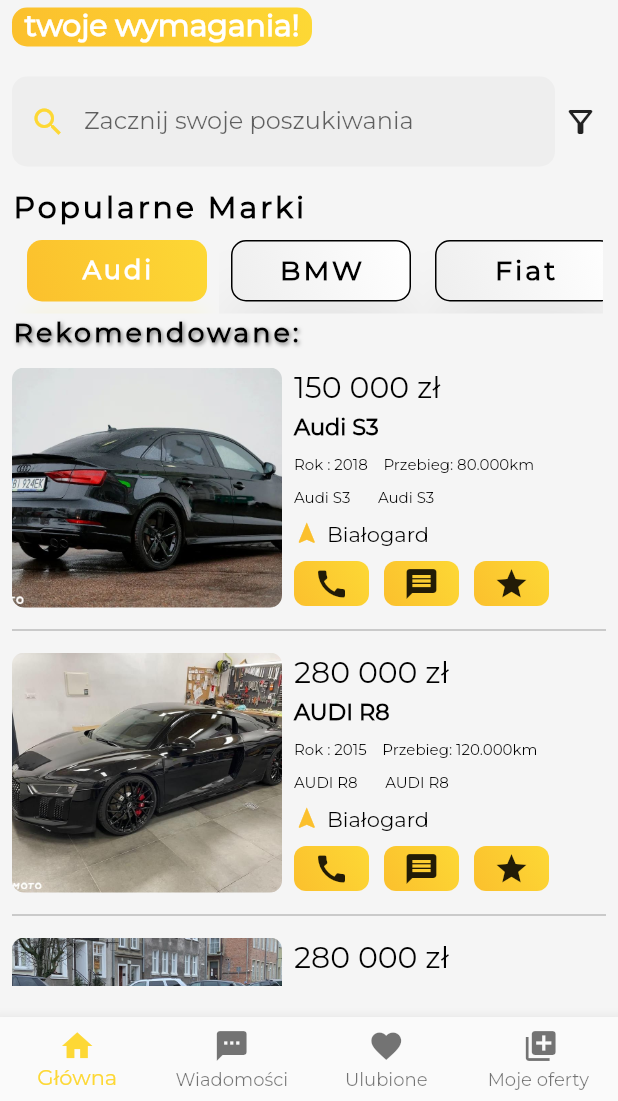
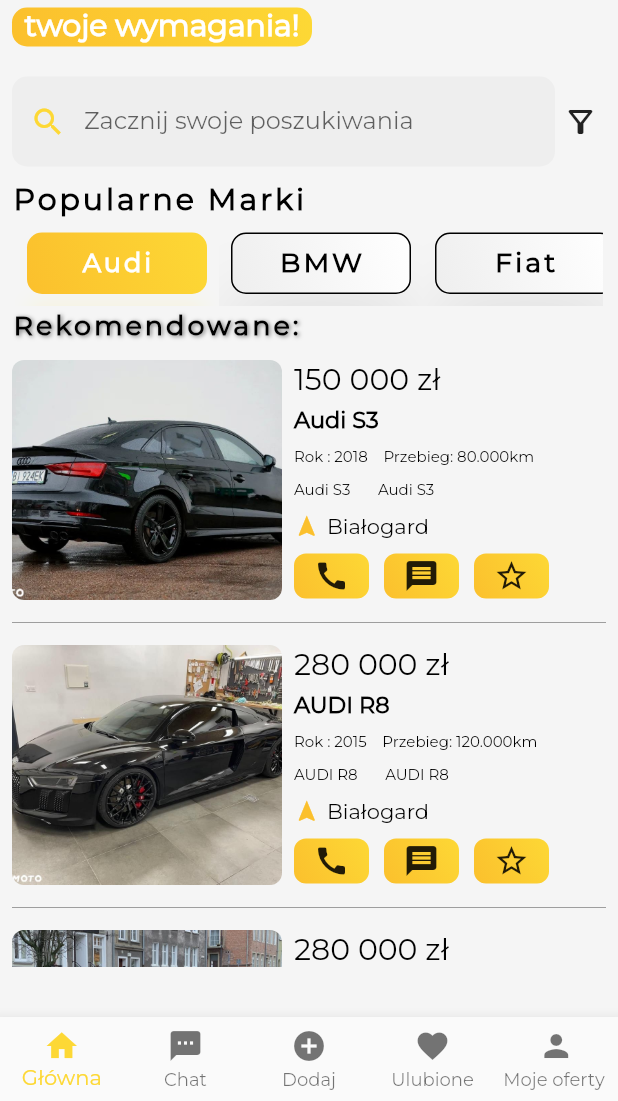
Before and after one commit to Klimek777/real_genecar, a Flutter app: the Oferty screen opened directly, on a phone screen of 412 x 824 dp, the part 135-1236 px from its top. Run offline on Flutter 3.47's test engine with Material 2 defaults, Android fonts, the phone set to English and light mode, and no system bars.

Commit message:
poprawki techniczne 2

```diff
--- a/lib/pages/home.dart
+++ b/lib/pages/home.dart
@@ -3,7 +3,6 @@
 import 'package:flutter/material.dart';
 import 'package:genecar/pages/login_page.dart';
 import 'package:genecar/pages/blog.dart';
-import 'package:genecar/pages/register.dart';
 import 'package:genecar/pages/search_car.dart';
 import 'package:genecar/pages/oferty.dart';
 import 'package:genecar/pages/uslugi.dart';
--- a/lib/pages/oferty.dart
+++ b/lib/pages/oferty.dart
@@ -1,12 +1,9 @@
-import 'dart:ui';
-import 'package:flutter/cupertino.dart';
 import 'package:genecar/widgets/popularne_marki_widget.dart';
 
 import 'ogloszenia_lista.dart';
 import 'package:flutter/material.dart';
 import 'package:genecar/pages/oferty_deatils_page.dart';
 import 'package:genecar/widgets/oferty_cell_widget.dart';
-import 'package:genecar/widgets/testowy_pasek.dart';
 
 class Oferty extends StatefulWidget {
   @override
@@ -158,7 +155,7 @@
               ],
             ),
             const SizedBox(
-              height: 15,
+              height: 10,
             ),
             Container(
               alignment: Alignment.centerLeft,
@@ -197,7 +194,7 @@
               height: 5,
             ),
             Expanded(
-              flex: 6,
+              flex: 5,
               child: ListView.separated(
                 shrinkWrap: true,
                 itemCount: data.length,
@@ -245,14 +242,18 @@
           ),
           BottomNavigationBarItem(
             icon: Icon(Icons.sms),
-            label: 'Wiadomości',
+            label: 'Chat',
+          ),
+          BottomNavigationBarItem(
+            icon: Icon(Icons.add_circle),
+            label: 'Dodaj',
           ),
           BottomNavigationBarItem(
             icon: Icon(Icons.favorite),
             label: 'Ulubione',
           ),
           BottomNavigationBarItem(
-            icon: Icon(Icons.my_library_add),
+            icon: Icon(Icons.person),
             label: 'Moje oferty ',
           ),
         ],
--- a/lib/pages/oferty_deatils_page.dart
+++ b/lib/pages/oferty_deatils_page.dart
@@ -1,5 +1,4 @@
 import 'package:flutter/material.dart';
-import 'package:genecar/pages/blog.dart';
 
 class OfertyDetailsPage extends StatelessWidget {
   final String title;
@@ -51,6 +50,7 @@
             ],
           ),
           body: Stack(
+            clipBehavior: Clip.none,
             children: <Widget>[
               Column(
                 children: [
@@ -81,7 +81,7 @@
                           child: Container(
                             alignment: Alignment.topLeft,
                             child: Text(
-                              "$title",
+                              title,
                               textAlign: TextAlign.left,
                               style: TextStyle(
                                   fontSize: 25, fontWeight: FontWeight.bold),
@@ -170,7 +170,6 @@
                 ),
               ),
             ],
-            overflow: Overflow.visible,
           ),
         ),
       ),
--- a/lib/widgets/oferty_cell_widget.dart
+++ b/lib/widgets/oferty_cell_widget.dart
@@ -1,7 +1,7 @@
 import 'package:flutter/material.dart';
 import 'package:genecar/main.dart';
 
-class OfertyCellWidget extends StatelessWidget {
+class OfertyCellWidget extends StatefulWidget {
   final String title;
   final String image;
   final String firma;
@@ -20,21 +20,18 @@
       required this.rok,
       required this.przebieg,
       required this.onClick});
+
+  @override
+  State<OfertyCellWidget> createState() => _OfertyCellWidgetState();
+}
+
+class _OfertyCellWidgetState extends State<OfertyCellWidget> {
   bool favourite = false;
 
   @override
   Widget build(BuildContext context) {
     return InkWell(
-      onTap: onClick,
-      child: Container(
-        decoration: BoxDecoration(boxShadow: [
-          BoxShadow(
-            color: Colors.grey[100]!.withOpacity(0.1),
-            spreadRadius: 4,
-            blurRadius: 10,
-            offset: Offset(0, 3),
-          )
-        ]),
+      onTap: widget.onClick,
       child: Row(
         children: [
           Container(
@@ -43,7 +40,7 @@
             child: ClipRRect(
               borderRadius: BorderRadius.circular(8),
               child: Image.asset(
-                  image,
+                widget.image,
                 fit: BoxFit.cover,
               ),
             ),
@@ -57,7 +54,7 @@
                 children: [
                   RichText(
                     text: TextSpan(
-                        text: cena,
+                      text: widget.cena,
                       style: TextStyle(
                           fontSize: 20,
                           fontWeight: FontWeight.w400,
@@ -70,7 +67,7 @@
                   ),
                   RichText(
                       text: TextSpan(
-                      text: '$firma $model',
+                    text: '${widget.firma} ${widget.model}',
                     style: TextStyle(
                       fontFamily: 'Montserrat',
                       fontWeight: FontWeight.bold,
@@ -93,9 +90,9 @@
                                       fontWeight: FontWeight.w400),
                                   children: [
                             TextSpan(
-                                text: "Rok : $rok  ",
+                              text: "Rok : ${widget.rok}  ",
                             ),
-                              TextSpan(text: "  Przebieg: $przebieg")
+                            TextSpan(text: "  Przebieg: ${widget.przebieg}")
                           ]))),
                     ],
                   ),
@@ -114,9 +111,10 @@
                                       fontWeight: FontWeight.w300),
                                   children: [
                             TextSpan(
-                                text: "$firma $model ",
+                              text: "${widget.firma} ${widget.model} ",
                             ),
-                              TextSpan(text: "      $firma $model")
+                            TextSpan(
+                                text: "      ${widget.firma} ${widget.model}")
                           ]))),
                     ],
                   ),
@@ -209,6 +207,10 @@
                             SetState() {
                               favourite = true;
                             }
+
+                            if (favourite = true) {
+                              print('dziala');
+                            }
                           }),
                           child: Container(
                             decoration: BoxDecoration(
@@ -223,14 +225,13 @@
                                   Radius.circular(8),
                                 ),
                                 color: Colors.yellow[600]),
-                              padding:
-                                  const EdgeInsets.symmetric(horizontal: 4),
+                            padding: const EdgeInsets.symmetric(horizontal: 4),
                             height: 30,
                             width: 50,
                             child: ClipRRect(
-                                  child: (favourite)
-                                      ? Icon(Icons.star_border_outlined)
-                                      : Icon(Icons.star)),
+                                child: favourite
+                                    ? Icon(Icons.star)
+                                    : Icon(Icons.star_border_outlined)),
                           ),
                         ),
                       ),
@@ -239,9 +240,8 @@
                 ],
               ),
             ),
-            )
+          ),
         ],
-        ),
       ),
     );
   }
--- a/lib/widgets/popularne_marki_widget.dart
+++ b/lib/widgets/popularne_marki_widget.dart
@@ -38,8 +38,7 @@
                     Divider(),
                 itemCount: marki.length,
                 itemBuilder: (context, index) {
-                  return Expanded(
-                    child: Container(
+                  return Container(
                     alignment: Alignment.center,
                     height: 50,
                     child: TextButton(
@@ -106,7 +105,6 @@
                             )),
                       ),
                     ),
-                    ),
                   );
                 },
               ),
--- a/lib/widgets/post_cell_widget.dart
+++ b/lib/widgets/post_cell_widget.dart
@@ -18,7 +18,6 @@
   Widget build(BuildContext context) {
     return InkWell(
       onTap: onClick,
-      child: Container(
       child: Row(
         children: [
           Container(
@@ -61,7 +60,6 @@
           )
         ],
       ),
-      ),
     );
   }
 }
```
Also changed, not shown: lib/pages/add_offer.dart (added, +39 -0 lines), lib/pages/blog.dart (+9 -3 lines), lib/pages/post_details_page.dart (+3 -5 lines), 10 other files. Lines whose indentation alone changed are shown as unchanged.
